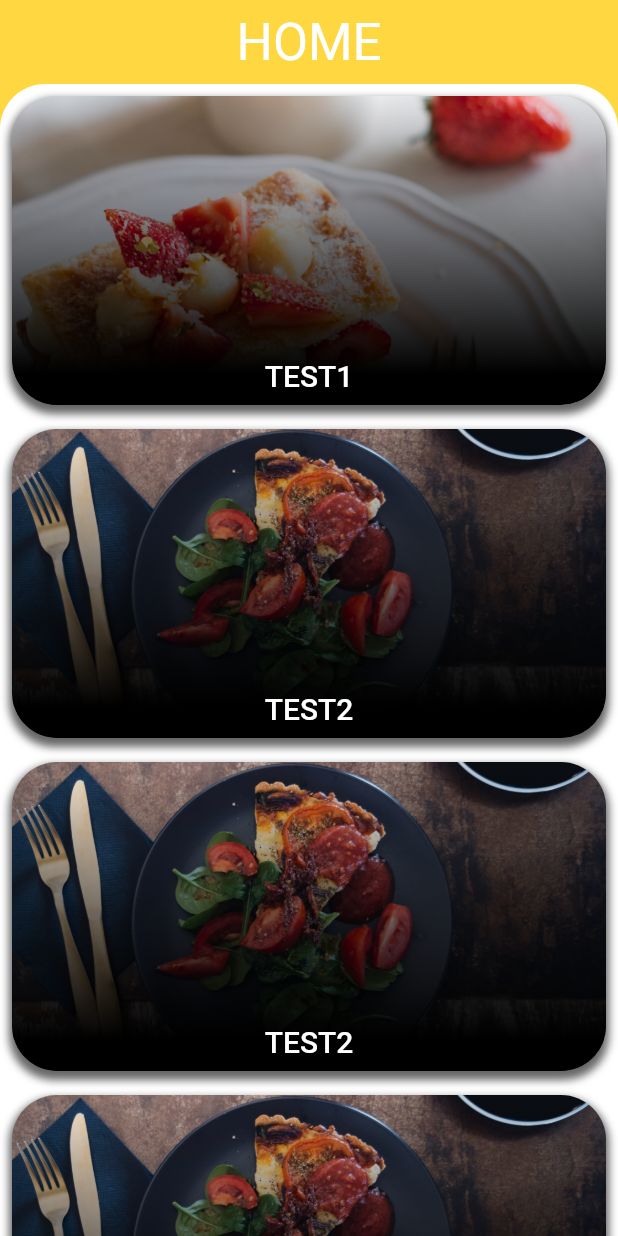
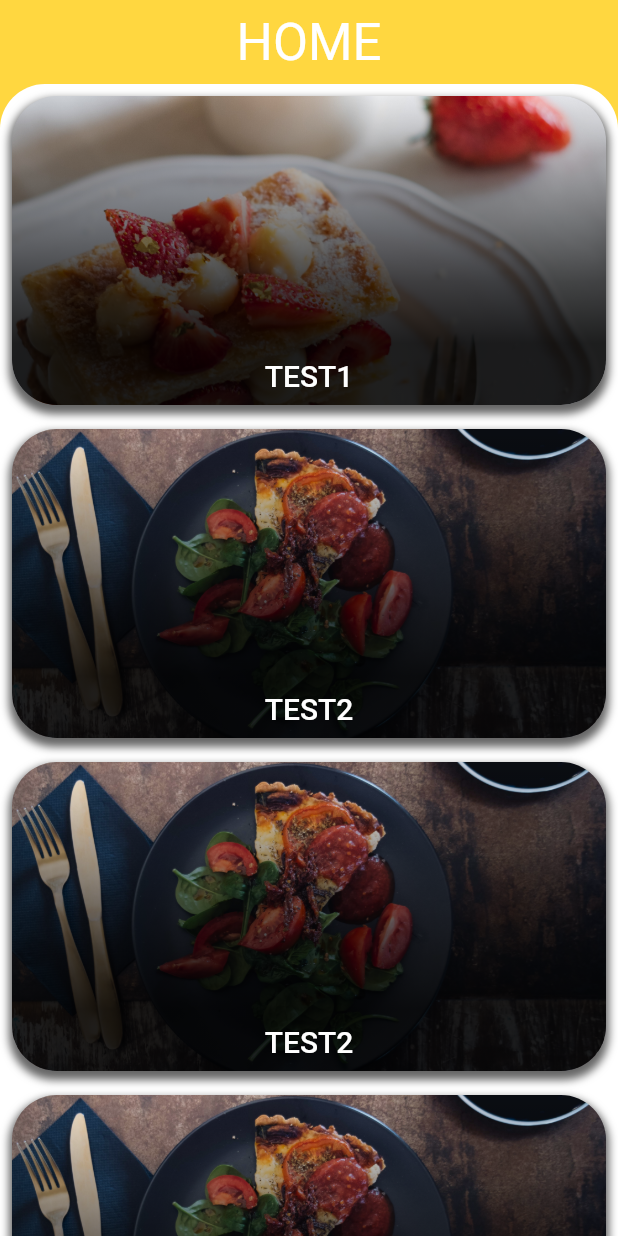
Before and after one commit to Hhanri/generic_restaurant_app, a Flutter app: the screen it shows after launch, on a phone screen of 412 x 824 dp. Run offline on Flutter 3.47's test engine with Material 2 defaults, Android fonts, the phone set to English and light mode, and no system bars; our stand-ins replace connectivity_plus, equatable, flutter_riverpod, page_transition, riverpod.

```diff
--- a/lib/resources/theme.dart
+++ b/lib/resources/theme.dart
@@ -45,10 +45,10 @@ class Design {
       topRight: Design.singleRadius
   );
 
-  static LinearGradient gradient = const LinearGradient(
+  static LinearGradient gradient = LinearGradient(
       begin: Alignment.topCenter,
       end: Alignment.bottomCenter,
-      colors: [Colors.transparent, Colors.black],
-      stops: [0.0, 0.9]
+      colors: [Colors.transparent, Colors.black.withOpacity(0.7), Colors.black.withOpacity(0.87)],
+      stops: const [0.0, 0.6, 0.8]
   );
 }
```
